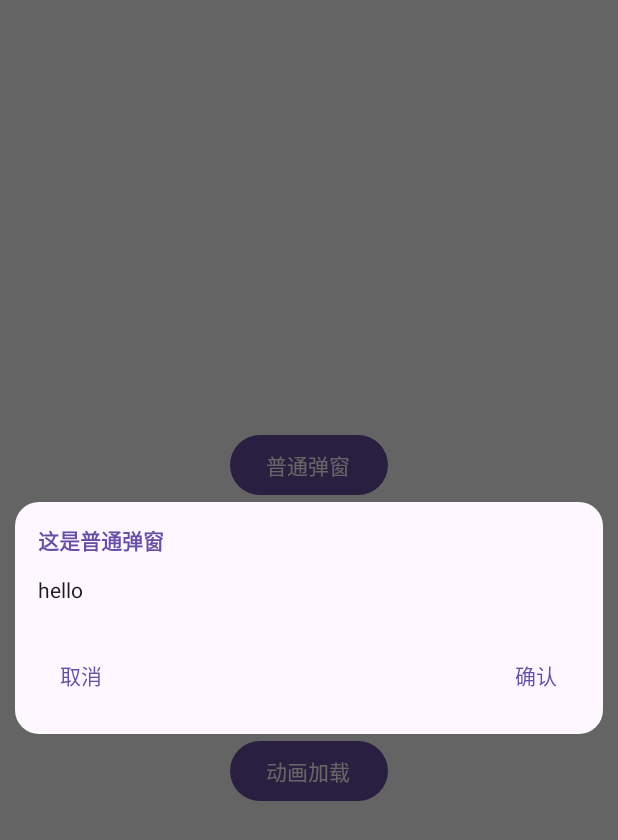
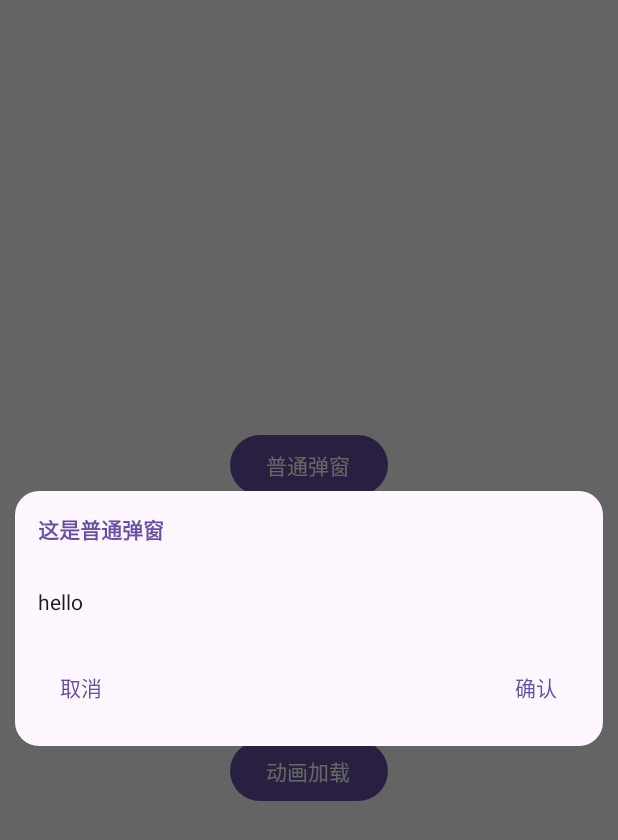
Before and after one commit to setruth/ComposeM3YangDialog, an Android app built with Jetpack Compose: the screen it shows after launch (MainActivity), after a tap on "普通弹窗", on a phone screen of 412 x 824 dp. Shown: the top 840 px of the screen. Run offline under Robolectric (Android 15) with nearby library versions, the phone set to English and light mode, and no system bars.

```diff
--- a/YangDialog/src/main/java/com/setruth/yangdialog/YangDialog.kt
+++ b/YangDialog/src/main/java/com/setruth/yangdialog/YangDialog.kt
@@ -94,25 +94,60 @@ fun YangDialog(
                         contentColor = colorConfig.contentColor().value
                     ),
                 ) {
-                    Column(
+                    Text(
+                        text = title,
+                        modifier = Modifier.padding(15.dp),
+                        fontWeight = FontWeight.Bold,
+                        color = colorConfig.titleColor().value
+                    )
+                    Box(
                         modifier = Modifier
                             .fillMaxWidth()
                             .height(IntrinsicSize.Min)
                             .padding(15.dp),
                     ) {
-                        Text(
-                            text = title,
-                            modifier = Modifier.padding(bottom = 15.dp),
-                            fontWeight = FontWeight.Bold,
-                            color = colorConfig.titleColor().value
-                        )
+                        Column {
                             AnimatedVisibility(
                                 visible = loadingState == YangDialogLoadingState.NOT_LOADING,
                                 enter = expandVertically(expandFrom = Alignment.Bottom) + fadeIn(),
                                 exit = shrinkVertically(shrinkTowards = Alignment.Top) + fadeOut()
                             ) {
+                                Column {
                                     dialogContent()
+                                    Spacer(modifier = Modifier.height(24.dp))
+                                    Row(
+                                        modifier = Modifier.fillMaxWidth(),
+                                        horizontalArrangement = Arrangement.SpaceBetween
+                                    ) {
+                                        if (bottomConfig.showCancel().value) {
+                                            TextButton(
+                                                onClick = {
+                                                    onCancel()
+                                                },
+                                            ) {
+                                                Text(bottomConfig.cancelTip().value)
                                             }
+                                        }
+                                        Spacer(
+                                            modifier = Modifier
+                                                .fillMaxWidth()
+                                                .weight(1f)
+                                        )
+                                        if (bottomConfig.showConfirm().value) {
+                                            TextButton(
+                                                onClick = {
+                                                    onConfirm()
+                                                },
+                                            ) {
+                                                Text(bottomConfig.confirmTip().value)
+                                            }
+                                        }
+                                    }
+
+                                }
+                            }
+                        }
+                        Column {
                             AnimatedVisibility(
                                 visible = loadingState != YangDialogLoadingState.NOT_LOADING,
                                 enter = scaleIn(),
@@ -187,41 +222,6 @@ fun YangDialog(
                                             text = loadingTip,
                                             color = textColor
                                         )
-                                }
-                            }
-                        }
-
-                        Spacer(modifier = Modifier.height(24.dp))
-                        AnimatedVisibility(
-                            visible = loadingState == YangDialogLoadingState.NOT_LOADING,
-                            enter = expandVertically(expandFrom = Alignment.Bottom) + fadeIn(),
-                            exit = shrinkVertically(shrinkTowards = Alignment.Top) + fadeOut()
-                        ) {
-                            Row(
-                                modifier = Modifier.fillMaxWidth(),
-                                horizontalArrangement = Arrangement.SpaceBetween
-                            ) {
-                                if (bottomConfig.showCancel().value) {
-                                    TextButton(
-                                        onClick = {
-                                            onCancel()
-                                        },
-                                    ) {
-                                        Text(bottomConfig.cancelTip().value)
-                                    }
-                                }
-                                Spacer(
-                                    modifier = Modifier
-                                        .fillMaxWidth()
-                                        .weight(1f)
-                                )
-                                if (bottomConfig.showConfirm().value) {
-                                    TextButton(
-                                        onClick = {
-                                            onConfirm()
-                                        },
-                                    ) {
-                                        Text(bottomConfig.confirmTip().value)
                                     }
                                 }
                             }
--- a/gradle/libs.versions.toml
+++ b/gradle/libs.versions.toml
@@ -1,5 +1,5 @@
 [versions]
-agp = "8.2.0-alpha07"
+agp = "8.0.2"
 kotlin = "1.8.10"
 core-ktx = "1.9.0"
 junit = "4.13.2"
```
Lines whose indentation alone changed are shown as unchanged.
